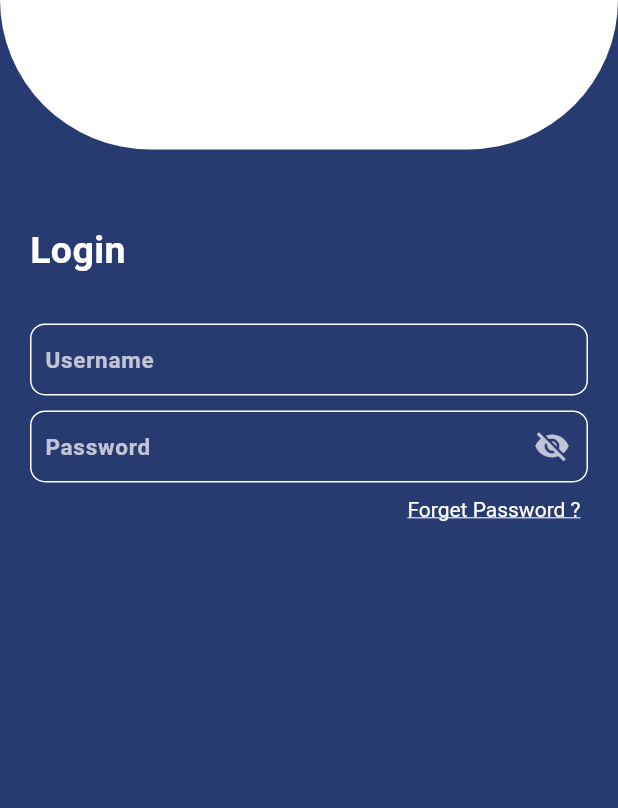
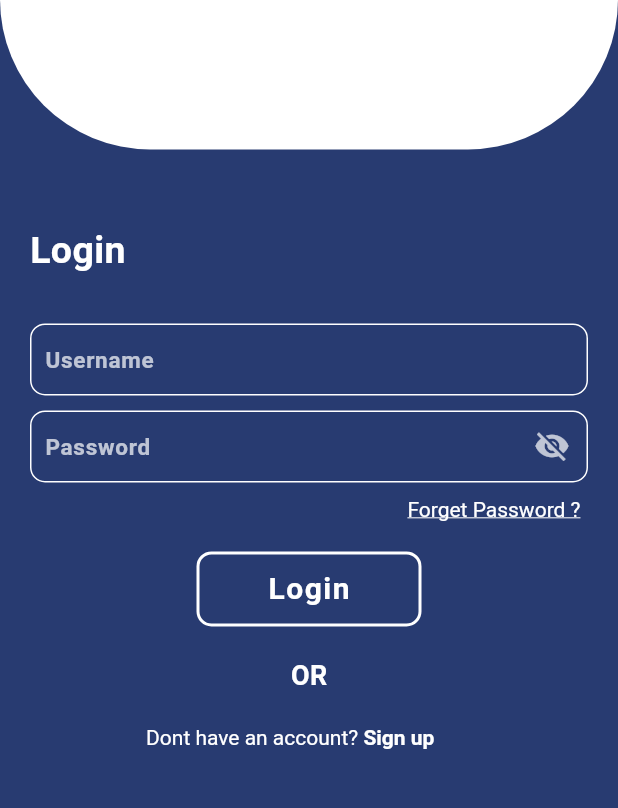
Before and after one commit to chamudithaperera/Flutter-login_register-nodejs, a Flutter app: the screen it shows after launch, on a phone screen of 412 x 824 dp, the part 345-1153 px from its top. Run offline on Flutter 3.47's test engine with Material 3 defaults, Android fonts, the phone set to English and light mode, and no system bars; drawn by our look-alikes of snippet_coder_utils.

Commit message:
Enhance login page by adding a submit button, 'Sign up' link with navigation to registration, and validation method for form submission.

```diff
--- a/flutter_login_register_nodejs/lib/pages/login_page.dart
+++ b/flutter_login_register_nodejs/lib/pages/login_page.dart
@@ -164,8 +164,67 @@ class _LoginPageState extends State<LoginPage> {
               ),
             ),
           ),
+
+          const SizedBox(height: 20),
+          Center(
+            child: FormHelper.submitButton(
+              "Login",
+              () {},
+              btnColor: HexColor("283B71"),
+              borderColor: Colors.white,
+              txtColor: Colors.white,
+              borderRadius: 10,
+            ),
+          ),
+          const SizedBox(height: 20),
+          const Center(
+            child: Text(
+              "OR",
+              style: TextStyle(
+                fontWeight: FontWeight.bold,
+                fontSize: 18,
+                color: Colors.white,
+              ),
+            ),
+          ),
+          const SizedBox(height: 20),
+          Align(
+            alignment: Alignment.center,
+            child: Padding(
+              padding: const EdgeInsets.only(right: 25),
+              child: RichText(
+                text: TextSpan(
+                  style: const TextStyle(color: Colors.white, fontSize: 14.0),
+                  children: <TextSpan>[
+                    const TextSpan(text: 'Dont have an account? '),
+                    TextSpan(
+                      text: 'Sign up',
+                      style: const TextStyle(
+                        color: Colors.white,
+                        fontWeight: FontWeight.bold,
+                      ),
+                      recognizer:
+                          TapGestureRecognizer()
+                            ..onTap = () {
+                              Navigator.pushNamed(context, '/register');
+                            },
+                    ),
+                  ],
+                ),
+              ),
+            ),
+          ),
         ],
       ),
     );
   }
+
+  bool validateAndSave() {
+    final form = globalFormKey.currentState;
+    if (form!.validate()) {
+      form.save();
+      return true;
+    }
+    return false;
+  }
 }
```
